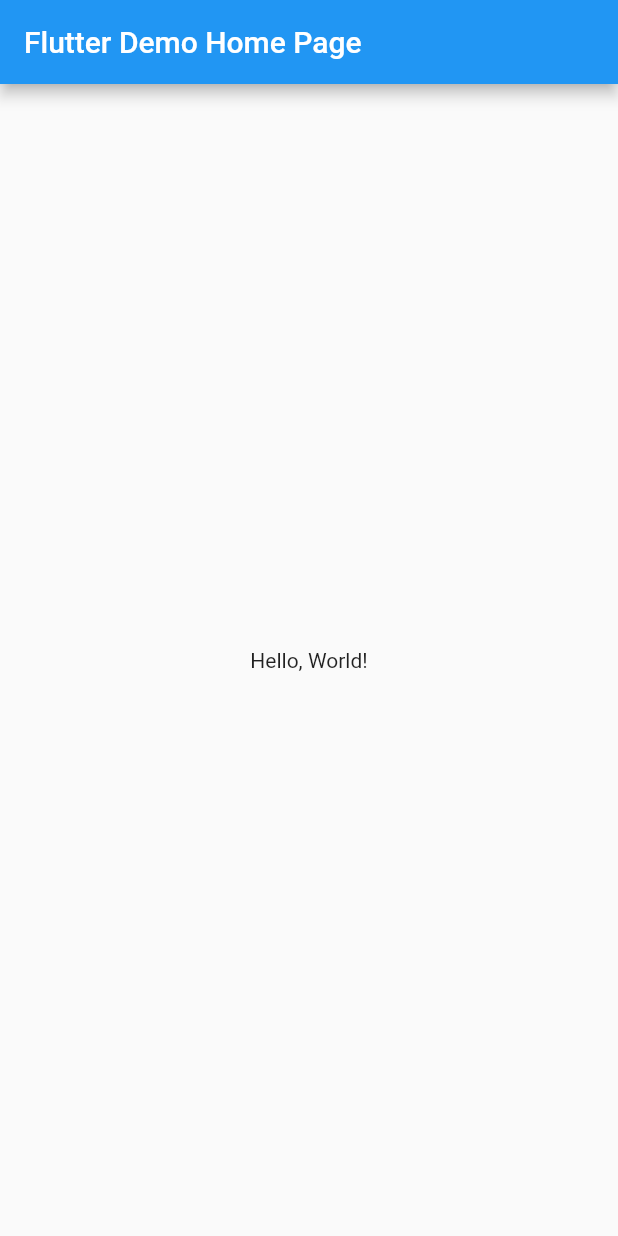
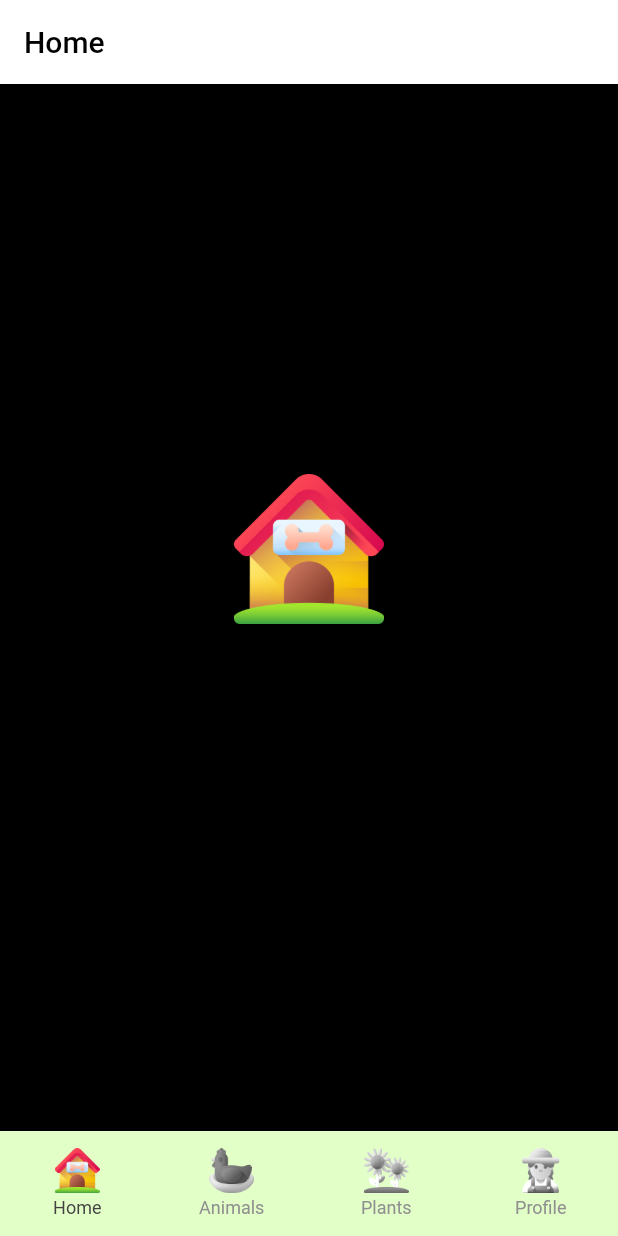
Before and after one commit to OscarIvanP17/Bottom-Nav-Bar, a Flutter app: the screen it shows after launch, on a phone screen of 412 x 824 dp. Run offline on Flutter 3.47's test engine with Material 2 defaults, Android fonts, the phone set to English and light mode, and no system bars; drawn by our look-alikes of persistent_bottom_nav_bar.

Commit message:
.bottomNavBar

```diff
--- a/lib/main.dart
+++ b/lib/main.dart
@@ -1,42 +1,28 @@
+import 'package:perales/screens/main_screen.dart';
 import 'package:flutter/material.dart';
+import 'package:flutter/services.dart';
 
-void main() => runApp(MyApp());
+void main() {
+  WidgetsFlutterBinding.ensureInitialized();
+  SystemChrome.setSystemUIOverlayStyle(const SystemUiOverlayStyle(
+    statusBarColor: Colors.transparent, // transparent status bar
+  ));
+  runApp(const MyApp());
+}
 
 class MyApp extends StatelessWidget {
-  const MyApp({super.key});
+  const MyApp({Key? key}) : super(key: key);
+
   // This widget is the root of your application.
   @override
   Widget build(BuildContext context) {
     return MaterialApp(
-      // Application name
-      title: 'Flutter Hello World',
-      // Application theme data, you can set the colors for the application as
-      // you want
+      debugShowCheckedModeBanner: false,
+      title: 'Awesome Bottom Navigation',
       theme: ThemeData(
         primarySwatch: Colors.blue,
       ),
-      // A widget which will be started on application startup
-      home: MyHomePage(title: 'Flutter Demo Home Page'),
+      home: const MainScreen(),
     );
   }
 }
-
-class MyHomePage extends StatelessWidget {
-  final String title;
-  const MyHomePage({super.key, required this.title});
-
-  @override
-  Widget build(BuildContext context) {
-    return Scaffold(
-      appBar: AppBar(
-        // The title text which will be shown on the action bar
-        title: Text(title),
-      ),
-      body: Center(
-        child: Text(
-          'Hello, World!',
-        ),
-      ),
-    );
-  }
-}
--- /dev/null
+++ b/lib/screens/home_screen.dart
@@ -0,0 +1,35 @@
+import 'package:perales/utilities/icon_path_util.dart';
+import 'package:flutter/material.dart';
+
+class HomeScreen extends StatelessWidget {
+  const HomeScreen({Key? key}) : super(key: key);
+
+  @override
+  Widget build(BuildContext context) {
+    return Scaffold(
+      backgroundColor: Colors.transparent,
+      appBar: AppBar(
+        title: const Text('Home'),
+        backgroundColor: Colors.white,
+        foregroundColor: Colors.black,
+        elevation: 0.2,
+      ),
+      body: Center(
+        child: Column(
+          crossAxisAlignment: CrossAxisAlignment.center,
+          mainAxisAlignment: MainAxisAlignment.center,
+          children: const <Widget>[
+            Image(
+                image: AssetImage(kIconPathBottomNavigationBarHome),
+                height: 100.0),
+            SizedBox(height: 50.0),
+            Text(
+              'My Sweet Home',
+              style: TextStyle(fontSize: 24),
+            ),
+          ],
+        ),
+      ),
+    );
+  }
+}
--- /dev/null
+++ b/lib/screens/main_screen.dart
@@ -0,0 +1,177 @@
+import 'package:perales/screens/animals_screen.dart';
+import 'package:perales/screens/home_screen.dart';
+import 'package:perales/screens/plants_screen.dart';
+import 'package:perales/screens/profile_screen.dart';
+import 'package:perales/utilities/icon_path_util.dart';
+import 'package:flutter/material.dart';
+import 'package:persistent_bottom_nav_bar/persistent_tab_view.dart';
+import '../utilities/constant.dart';
+
+class MainScreen extends StatefulWidget {
+  const MainScreen({Key? key}) : super(key: key);
+
+  @override
+  State<MainScreen> createState() => _MainScreenState();
+}
+
+class _MainScreenState extends State<MainScreen> {
+  PersistentTabController? _controller;
+  int? selectedIndex;
+
+  @override
+  void initState() {
+    _controller = PersistentTabController();
+  }
+
+  @override
+  Widget build(BuildContext context) {
+    return Scaffold(
+      body: PersistentTabView(
+        context,
+        controller: _controller,
+        navBarHeight: kSizeBottomNavigationBarHeight,
+        screens: _buildScreens(),
+        items: _navBarsItems(),
+        confineInSafeArea: true,
+        backgroundColor: kColorBNBBackground,
+        handleAndroidBackButtonPress: true,
+        resizeToAvoidBottomInset: true,
+        stateManagement: true,
+        hideNavigationBarWhenKeyboardShows: true,
+        popAllScreensOnTapOfSelectedTab: false,
+        popActionScreens: PopActionScreensType.all,
+        itemAnimationProperties: const ItemAnimationProperties(
+          duration: Duration(milliseconds: 200),
+          curve: Curves.ease,
+        ),
+        screenTransitionAnimation: const ScreenTransitionAnimation(
+          animateTabTransition: false,
+          curve: Curves.ease,
+          duration: Duration(milliseconds: 200),
+        ),
+        navBarStyle: NavBarStyle.style19,
+        onItemSelected: (final index) {
+          setState(() {
+            _controller?.index = index; // THIS IS CRITICAL!! Don't miss it!
+
+            if (index == 1) {}
+          });
+        },
+      ),
+    );
+  }
+
+  List<Widget> _buildScreens() {
+    return [
+      const HomeScreen(),
+      const AnimalsScreen(),
+      const PlantsScreen(),
+      const ProfileScreen(),
+    ];
+  }
+
+  List<PersistentBottomNavBarItem> _navBarsItems() {
+    return [
+      PersistentBottomNavBarItem(
+        icon: Column(
+          children: [
+            SizedBox(
+              height: kSizeBottomNavigationBarIconHeight,
+              child: Image.asset(
+                kIconPathBottomNavigationBarHome,
+              ),
+            ),
+          ],
+        ),
+        inactiveIcon: Column(
+          children: [
+            SizedBox(
+              height: kSizeBottomNavigationBarIconHeight,
+              child: Image.asset(
+                kIconPathBottomNavigationBarHomeDeactive,
+              ),
+            ),
+          ],
+        ),
+        title: ('Home'),
+        activeColorPrimary: kColorBNBActiveTitleColor,
+        inactiveColorPrimary: kColorBNBDeactiveTitleColor,
+      ),
+      PersistentBottomNavBarItem(
+        icon: Column(
+          children: [
+            SizedBox(
+              height: kSizeBottomNavigationBarIconHeight,
+              child: Image.asset(
+                kIconPathBottomNavigationBarAnimals,
+              ),
+            ),
+          ],
+        ),
+        inactiveIcon: Column(
+          children: [
+            SizedBox(
+              height: kSizeBottomNavigationBarIconHeight,
+              child: Image.asset(
+                kIconPathBottomNavigationBarAnimalsDeactive,
+              ),
+            ),
+          ],
+        ),
+        title: ('Animals'),
+        activeColorPrimary: kColorBNBActiveTitleColor,
+        inactiveColorPrimary: kColorBNBDeactiveTitleColor,
+      ),
+      PersistentBottomNavBarItem(
+        icon: Column(
+          children: [
+            SizedBox(
+              height: kSizeBottomNavigationBarIconHeight,
+              child: Image.asset(
+                kIconPathBottomNavigationBarPlants,
+              ),
+            ),
+          ],
+        ),
+        inactiveIcon: Column(
+          children: [
+            SizedBox(
+              height: kSizeBottomNavigationBarIconHeight,
+              child: Image.asset(
+                kIconPathBottomNavigationBarPlantsDeactive,
+              ),
+            ),
+          ],
+        ),
+        title: ('Plants'),
+        activeColorPrimary: kColorBNBActiveTitleColor,
+        inactiveColorPrimary: kColorBNBDeactiveTitleColor,
+      ),
+      PersistentBottomNavBarItem(
+        icon: Column(
+          children: [
+            SizedBox(
+              height: kSizeBottomNavigationBarIconHeight,
+              child: Image.asset(
+                kIconPathBottomNavigationBarProfile,
+              ),
+            ),
+          ],
+        ),
+        inactiveIcon: Column(
+          children: [
+            SizedBox(
+              height: kSizeBottomNavigationBarIconHeight,
+              child: Image.asset(
+                kIconPathBottomNavigationBarProfileDeactive,
+              ),
+            ),
+          ],
+        ),
+        title: ('Profile'),
+        activeColorPrimary: kColorBNBActiveTitleColor,
+        inactiveColorPrimary: kColorBNBDeactiveTitleColor,
+      ),
+    ];
+  }
+}
--- /dev/null
+++ b/lib/utilities/constant.dart
@@ -0,0 +1,10 @@
+import 'dart:ui';
+
+//Sizes
+const double kSizeBottomNavigationBarHeight = 70.0;
+const double kSizeBottomNavigationBarIconHeight = 30.0;
+
+//Colors
+const Color kColorBNBActiveTitleColor = Color.fromARGB(255, 66, 66, 66);
+const Color kColorBNBDeactiveTitleColor = Color.fromARGB(255, 144, 144, 144);
+const Color kColorBNBBackground = Color.fromARGB(255, 225, 255, 199);
--- /dev/null
+++ b/lib/utilities/icon_path_util.dart
@@ -0,0 +1,19 @@
+//Bottom Navigation Bar Active Icon Path
+const String kIconPathBottomNavigationBarHome =
+    'assets/icons/ic_bottom_navigation_bar_home.png';
+const String kIconPathBottomNavigationBarAnimals =
+    'assets/icons/ic_bottom_navigation_bar_animals.png';
+const String kIconPathBottomNavigationBarPlants =
+    'assets/icons/ic_bottom_navigation_bar_plants.png';
+const String kIconPathBottomNavigationBarProfile =
+    'assets/icons/ic_bottom_navigation_bar_profile.png';
+
+//Bottom Navigation Bar Deactive Icon Path
+const String kIconPathBottomNavigationBarHomeDeactive =
+    'assets/icons/ic_bottom_navigation_bar_home_deactive.png';
+const String kIconPathBottomNavigationBarAnimalsDeactive =
+    'assets/icons/ic_bottom_navigation_bar_animals_deactive.png';
+const String kIconPathBottomNavigationBarPlantsDeactive =
+    'assets/icons/ic_bottom_navigation_bar_plants_deactive.png';
+const String kIconPathBottomNavigationBarProfileDeactive =
+    'assets/icons/ic_bottom_navigation_bar_profile_deactive.png';
```
Also changed, not shown: lib/screens/animals_screen.dart (added, +36 -0 lines), lib/screens/plants_screen.dart (added, +36 -0 lines), lib/screens/profile_screen.dart (added, +36 -0 lines), pubspec.yaml (+8 -2 lines), assets/icons/ic_bottom_navigation_bar_animals.png (added), assets/icons/ic_bottom_navigation_bar_animals_deactive.png (added), assets/icons/ic_bottom_navigation_bar_home.png (added), assets/icons/ic_bottom_navigation_bar_home_deactive.png (added), assets/icons/ic_bottom_navigation_bar_plants.png (added), assets/icons/ic_bottom_navigation_bar_plants_deactive.png (added), assets/icons/ic_bottom_navigation_bar_profile.png (added), assets/icons/ic_bottom_navigation_bar_profile_deactive.png (added), 1 other file.
